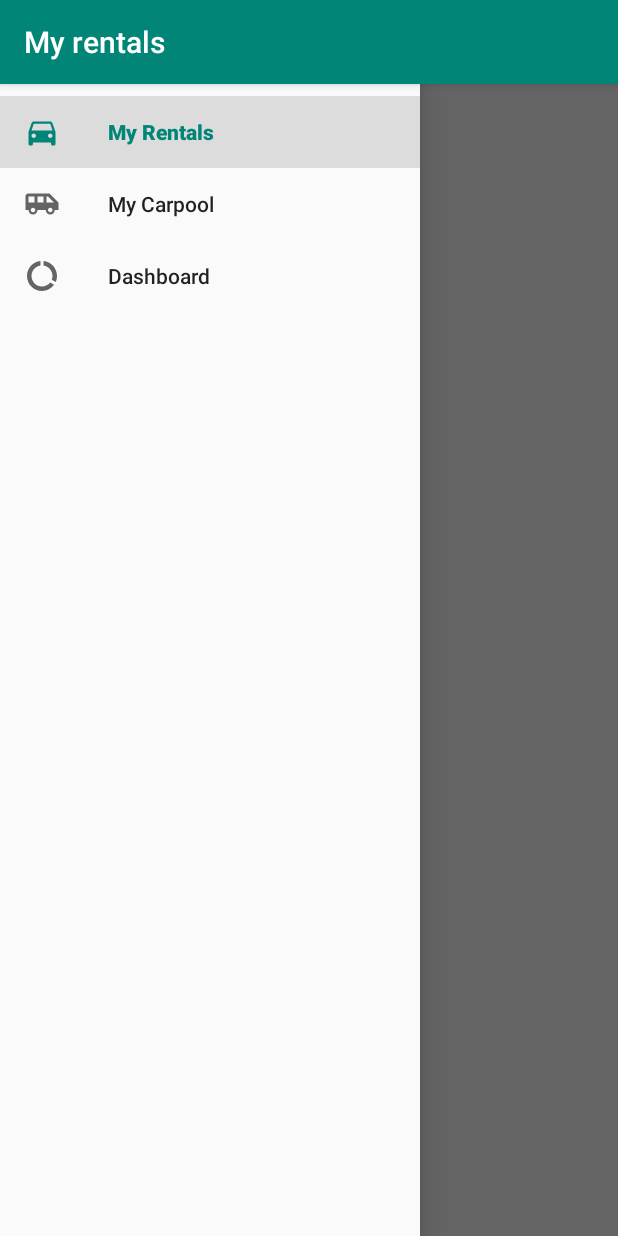
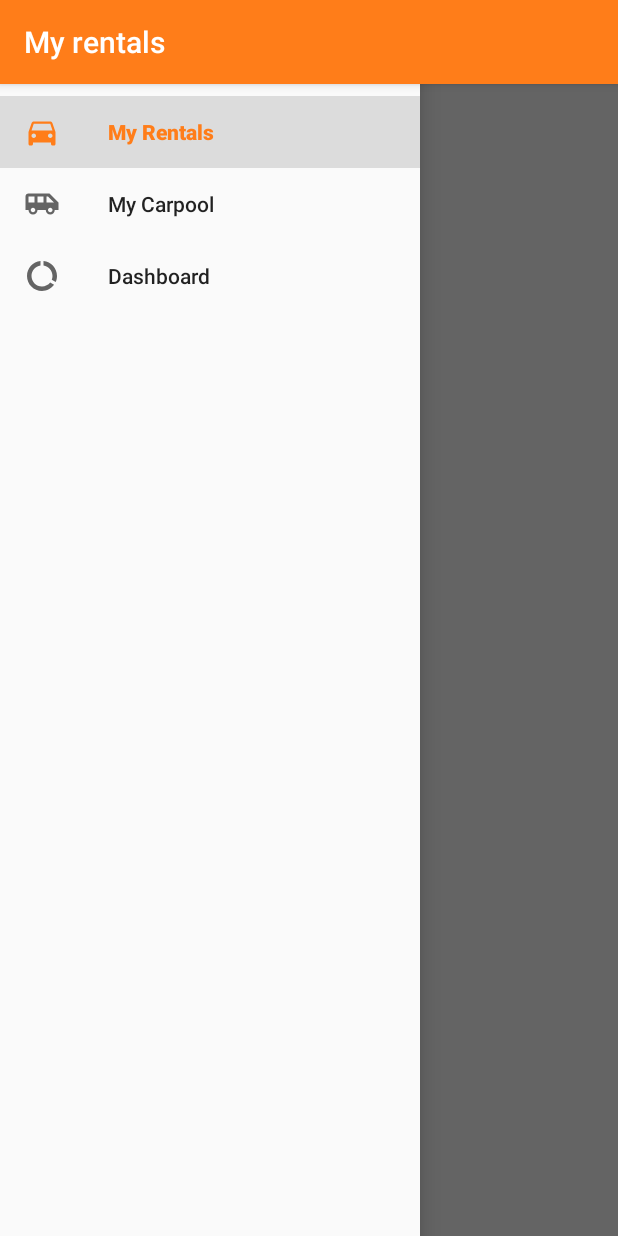
Before and after one commit to ErikP0/hackatum-carpool, an Android app: the fragment DashboardFragment placed in its activity, with the side drawer open, on a phone screen of 412 x 824 dp. Run offline under Robolectric (Android 15) with nearby library versions, the phone set to English and light mode, and no system bars; our stand-ins replace Picasso, Room's generated code, RxJava; pictures from the network do not load.

Commit message:
small improvement

```diff
--- a/SixtCarpool/app/src/main/java/de/hackatum2018/sixtcarpool/activities/DashboardFragment.java
+++ b/SixtCarpool/app/src/main/java/de/hackatum2018/sixtcarpool/activities/DashboardFragment.java
@@ -1,12 +1,17 @@
 package de.hackatum2018.sixtcarpool.activities;
 
 
+import android.graphics.Point;
 import android.os.Bundle;
 import android.support.v4.app.Fragment;
 import android.util.Base64;
+import android.util.Log;
+import android.view.Display;
 import android.view.LayoutInflater;
 import android.view.View;
 import android.view.ViewGroup;
+import android.webkit.ConsoleMessage;
+import android.webkit.WebChromeClient;
 import android.webkit.WebView;
 import de.hackatum2018.sixtcarpool.R;
 
@@ -14,9 +19,12 @@ import de.hackatum2018.sixtcarpool.R;
 public class DashboardFragment extends Fragment {
 
     WebView webView;
+    Member driver = new Member("Sixt_Dashboards&#47;Driver", "https:&#47;&#47;public.tableau.com&#47;static&#47;images&#47;Si&#47;Sixt_Dashboards&#47;Driver&#47;1.png", 1200, 1027);
+    Member passenger = new Member("Sixt_Dashboards&#47;User", "https:&#47;&#47;public.tableau.com&#47;static&#47;images&#47;Si&#47;Sixt_Dashboards&#47;User&#47;1.png", 650, 887);
 
     public DashboardFragment() {
         // Required empty public constructor
+
     }
 
 
@@ -36,39 +44,95 @@ public class DashboardFragment extends Fragment {
     @Override
     public View onCreateView(LayoutInflater inflater, ViewGroup container,
                              Bundle savedInstanceState) {
+        Display display = getActivity().getWindowManager().getDefaultDisplay();
+        Point size = new Point();
+        display.getSize(size);
+        driver.scale(size);
         // Inflate the layout for this fragment
         View view = inflater.inflate(R.layout.fragment_dashboard, container, false);
         webView = view.findViewById(R.id.dashboard);
         webView.getSettings().setJavaScriptEnabled(true);
-        String s = "<html><body style='margin:0;padding:0;'><div class='tableauPlaceholder' id='viz1542464115990'>" +
-                "<noscript>" +
-                "                    <img alt=' ' src='https:&#47;&#47;public.tableau.com&#47;static&#47;images&#47;33&#47;33SF8BXFP&#47;1_rss.png'" +
-                "                        style='border: none' /></noscript>" +
-                "            <object class='tableauViz' style='display:none;'>" +
-                "                <param name='host_url' value='https%3A%2F%2Fpublic.tableau.com%2F' />" +
-                "                <param name='embed_code_version' value='3' />" +
-                "                <param name='path' value='shared&#47;33SF8BXFP' />" +
-                "                <param name='toolbar' value='yes' />" +
-                "                <param name='static_image' value='https:&#47;&#47;public.tableau.com&#47;static&#47;images&#47;33&#47;33SF8BXFP&#47;1.png' />" +
-                "                <param name='animate_transition' value='yes' />" +
-                "                <param name='display_static_image' value='yes' />" +
-                "                <param name='display_spinner' value='yes' />" +
-                "                <param name='display_overlay' value='yes' />" +
-                "                <param name='display_count' value='yes' />" +
-                "            </object>" +
-                "        </div>" +
-                "<script type='text/javascript'>\n" +
-                "            var divElement = document.getElementById('viz1542464115990');\n" +
-                "            var vizElement = divElement.getElementsByTagName('object')[0];\n" +
-                "            vizElement.style.width = '1000px';\n" +
-                "            vizElement.style.height = '827px';\n" +
-                "            var scriptElement = document.createElement('script');\n" +
-                "            scriptElement.src = 'https://public.tableau.com/javascripts/api/viz_v1.js';\n" +
-                "            vizElement.parentNode.insertBefore(scriptElement, vizElement);\n" +
-                "        </script></body></html>";
-        //String encodedHtml = Base64.encodeToString(s.getBytes(), Base64.NO_PADDING);
+        webView.setWebChromeClient(new WebChromeClient(){
+            @Override
+            public boolean onConsoleMessage(ConsoleMessage consoleMessage) {
+                Log.d("WebViewSixt", consoleMessage.message());
+                return super.onConsoleMessage(consoleMessage);
+            }
+
+        });
+        webView.getSettings().setDomStorageEnabled(true);
+        webView.setLayerType(View.LAYER_TYPE_HARDWARE, null);
+        String s = "<html><body style='margin:0;padding:0;'><div class='tableauPlaceholder' id='dashboard'>" +
+                "<noscript><img alt=' ' src='https:&#47;&#47;public.tableau.com&#47;static&#47;images&#47;33&#47;33SF8BXFP&#47;1_rss.png'" +
+                "style='border: none' /></noscript>" +
+                "<object class='tableauViz' style='display:none;'>" +
+                "<param name='host_url' value='https%3A%2F%2Fpublic.tableau.com%2F' />" +
+                "<param name='embed_code_version' value='3' />" +
+                "<param name='name' value='" + driver.getName() + "' />" +
+                "<param name='tabs' value='no' />" +
+                "<param name='toolbar' value='yes' />" +
+                "<param name='static_image' value='" + driver.getStatic_image() + "' />" +
+                "<param name='animate_transition' value='yes' />" +
+                "<param name='display_static_image' value='yes' />" +
+                "<param name='display_spinner' value='yes' />" +
+                "<param name='display_overlay' value='yes' />" +
+                "<param name='display_count' value='yes' />" +
+                "</object>" +
+                "</div>" +
+                "<script type='text/javascript'>" +
+                "var divElement = document.getElementById('dashboard');" +
+                "var vizElement = divElement.getElementsByTagName('object')[0];" +
+                "vizElement.style.width = '" + driver.getWidth() + "';" +
+                "vizElement.style.height = '" + driver.getHeight() + "';" +
+                "var scriptElement = document.createElement('script');" +
+                "scriptElement.src = 'https://public.tableau.com/javascripts/api/viz_v1.js';" +
+                "vizElement.parentNode.insertBefore(scriptElement, vizElement);" +
+                "</script></body></html>";
         webView.loadData(s, "text/html", null);
         return view;
     }
 
+    private class Member{
+        private String name;
+        private String static_image;
+        private int width;
+        private int height;
+        private Point size;
+        private int ScaleX;
+        private int ScaleY;
+
+        public Member(String name, String static_image, int width, int height){
+            this.name = name;
+            this.static_image = static_image;
+            this.width = width;
+            this.height = height;
+        }
+
+
+        public String getName() {
+            return name;
+        }
+
+        public String getStatic_image() {
+            return static_image;
+        }
+
+        public String getWidth() {
+            return "" + ScaleX + "px";
+        }
+
+        public String getHeight() {
+            return "" + ScaleY + "px";
+        }
+
+        public void scale(Point size){
+            int ScreenX = size.x;
+            int ScreenY = size.y - 64;
+            ScaleX = (width * ScreenY > height * ScreenX) ? ScreenX : width * width / ScreenX;
+            ScaleY = (width * ScreenY > height * ScreenX) ? height * height / ScreenY : ScreenY;
+            Log.d("Dashboard", "scale: " + width + " " + height + " " + ScreenX + " " + ScreenY);
+            Log.d("Dashboard", "scale2: " + ScaleX + " " + ScaleY);
+        }
+    }
+
 }
--- a/SixtCarpool/app/src/main/res/layout/fragment_dashboard.xml
+++ b/SixtCarpool/app/src/main/res/layout/fragment_dashboard.xml
@@ -10,6 +10,7 @@
             android:id="@+id/dashboard"
             android:layout_width="match_parent"
             android:layout_height="match_parent"
+            android:layout_marginTop="32px"
             />
 
 </FrameLayout>
--- a/SixtCarpool/app/src/main/res/values/colors.xml
+++ b/SixtCarpool/app/src/main/res/values/colors.xml
@@ -1,6 +1,6 @@
 <?xml version="1.0" encoding="utf-8"?>
 <resources>
-    <color name="colorPrimary">#008577</color>
-    <color name="colorPrimaryDark">#00574B</color>
-    <color name="colorAccent">#D81B60</color>
+    <color name="colorPrimary">#FF7D19</color>
+    <color name="colorPrimaryDark">#C54E00</color>
+    <color name="colorAccent">#FFAE4E</color>
 </resources>
```
